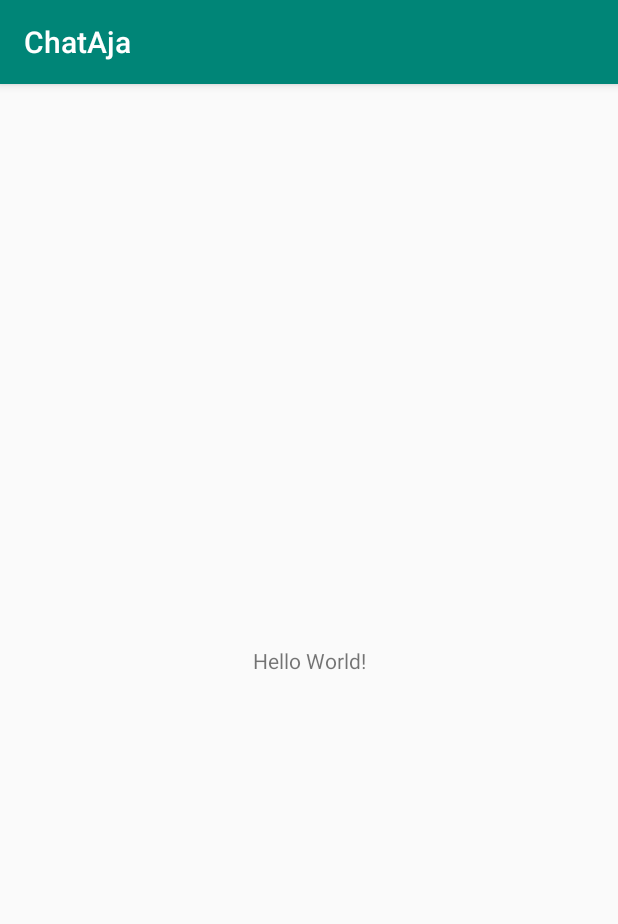
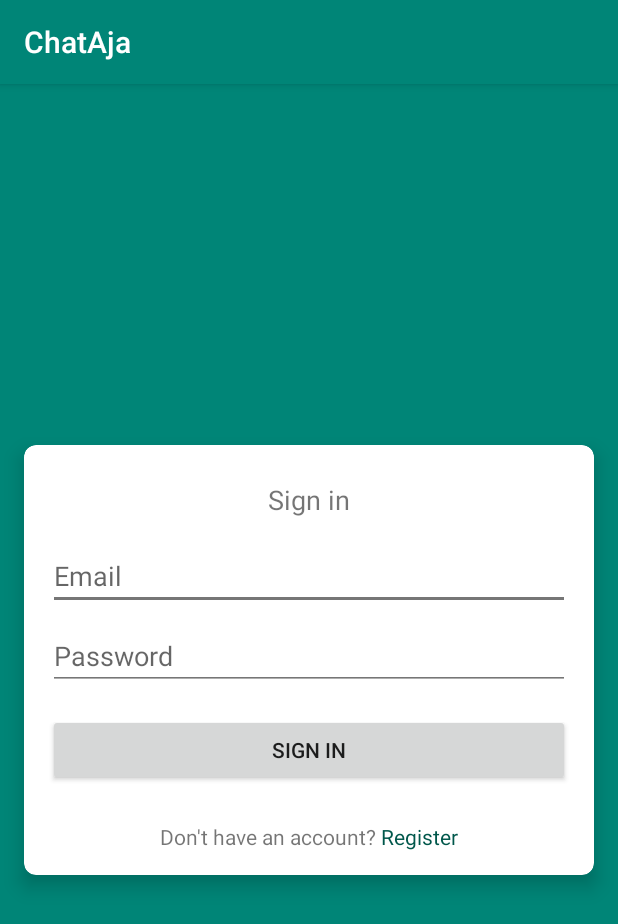
Before and after one commit to bunztelan/ChatAjaTest, an Android app: the screen it shows after launch (MainActivity), on a phone screen of 412 x 824 dp. Shown: the top 924 px of the screen. Run offline under Robolectric (Android 15) with nearby library versions, the phone set to English and light mode, and no system bars.

Commit message:
create login layout

```diff
--- a/app/src/main/res/layout/activity_main.xml
+++ b/app/src/main/res/layout/activity_main.xml
@@ -1,18 +1,87 @@
 <?xml version="1.0" encoding="utf-8"?>
-<androidx.constraintlayout.widget.ConstraintLayout xmlns:android="http://schemas.android.com/apk/res/android"
+<RelativeLayout xmlns:android="http://schemas.android.com/apk/res/android"
     xmlns:app="http://schemas.android.com/apk/res-auto"
     xmlns:tools="http://schemas.android.com/tools"
     android:layout_width="match_parent"
+    android:background="@color/colorPrimary"
     android:layout_height="match_parent"
     tools:context=".MainActivity">
+    <androidx.cardview.widget.CardView
+        android:layout_width="match_parent"
+        android:layout_height="wrap_content"
+        app:cardCornerRadius="8dp"
+        app:cardElevation="8dp"
+        android:layout_centerInParent="true"
+        android:layout_marginEnd="16dp"
+        android:layout_marginStart="16dp">
+        <RelativeLayout
+            android:paddingBottom="16dp"
+            android:layout_width="match_parent"
+            android:layout_height="wrap_content">
+            <TextView
+                android:id="@+id/tvTitle"
+                android:layout_width="wrap_content"
+                android:layout_height="wrap_content"
+                android:text="Sign in"
+                android:layout_marginTop="24dp"
+                android:textSize="18sp"
+                android:layout_centerHorizontal="true"/>
+            <EditText
+                android:id="@+id/etEmail"
+                android:layout_width="match_parent"
+                android:layout_height="wrap_content"
+                android:layout_marginStart="16dp"
+                android:layout_marginTop="16dp"
+                android:layout_marginEnd="16dp"
+                android:layout_below="@id/tvTitle"
+                android:hint="Email"
+                android:backgroundTint="#767676"
+                tools:ignore="HardcodedText" />
+            <EditText
+                android:id="@+id/etPassword"
+                android:layout_width="match_parent"
+                android:layout_height="wrap_content"
+                android:inputType="textPassword"
+                android:layout_marginTop="8dp"
+                android:layout_marginEnd="16dp"
+                android:layout_marginStart="16dp"
+                android:backgroundTint="#767676"
+                android:hint="Password"
+                tools:ignore="HardcodedText"
+                android:layout_centerHorizontal="true"
+                android:layout_below="@id/etEmail"/>
+            <Button
+                android:id="@+id/btnSignIn"
+                android:layout_width="match_parent"
+                android:layout_height="wrap_content"
+                android:text="Sign In"
+                android:layout_marginEnd="16dp"
+                android:layout_marginStart="16dp"
 
-    <TextView
-        android:layout_width="wrap_content"
-        android:layout_height="wrap_content"
-        android:text="Hello World!"
-        app:layout_constraintBottom_toBottomOf="parent"
-        app:layout_constraintLeft_toLeftOf="parent"
-        app:layout_constraintRight_toRightOf="parent"
-        app:layout_constraintTop_toTopOf="parent" />
+                android:layout_below="@id/etPassword"
+                android:layout_centerHorizontal="true"
+                android:layout_marginTop="16dp"
+                tools:ignore="HardcodedText" />
+            <LinearLayout
+                android:layout_width="wrap_content"
+                android:layout_height="wrap_content"
+                android:orientation="horizontal"
+                android:layout_below="@id/btnSignIn"
+                android:layout_marginTop="24dp"
+                android:layout_centerHorizontal="true">
+                <TextView
+                    android:id="@+id/tvRegisInfo"
+                    android:layout_width="wrap_content"
+                    android:layout_height="wrap_content"
+                    android:text="Don't have an account? "/>
+                <TextView
+                    android:id="@+id/btnRegister"
+                    android:layout_width="wrap_content"
+                    android:layout_height="wrap_content"
+                    android:textColor="@color/colorPrimaryDark"
+                    android:text="Register"/>
+            </LinearLayout>
 
-</androidx.constraintlayout.widget.ConstraintLayout>
+        </RelativeLayout>
+    </androidx.cardview.widget.CardView>
+</RelativeLayout>
```
